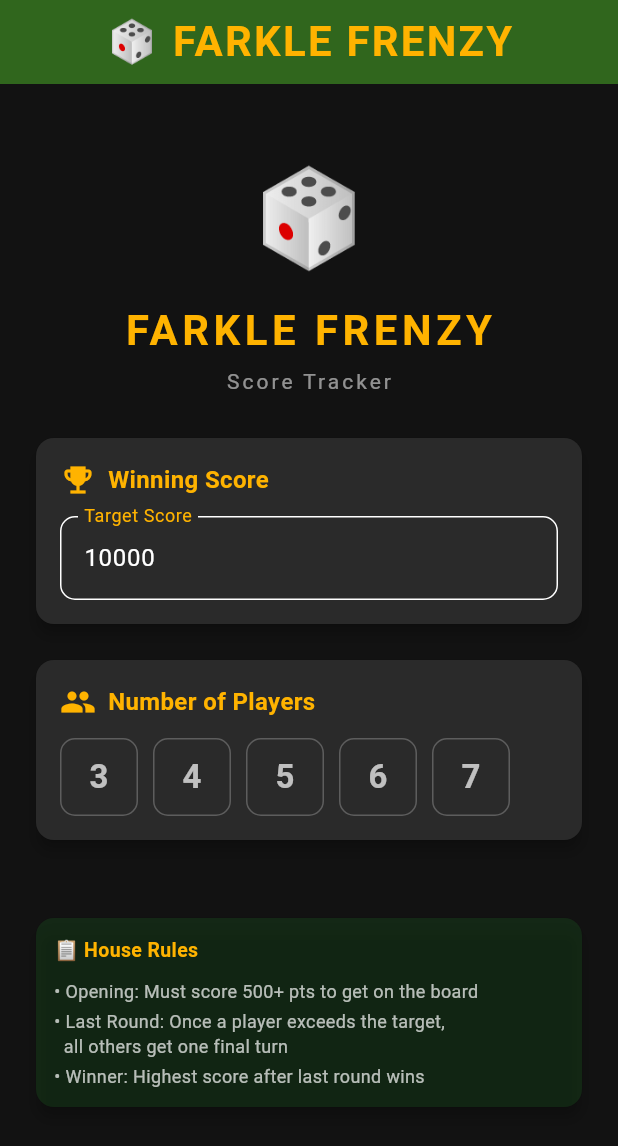
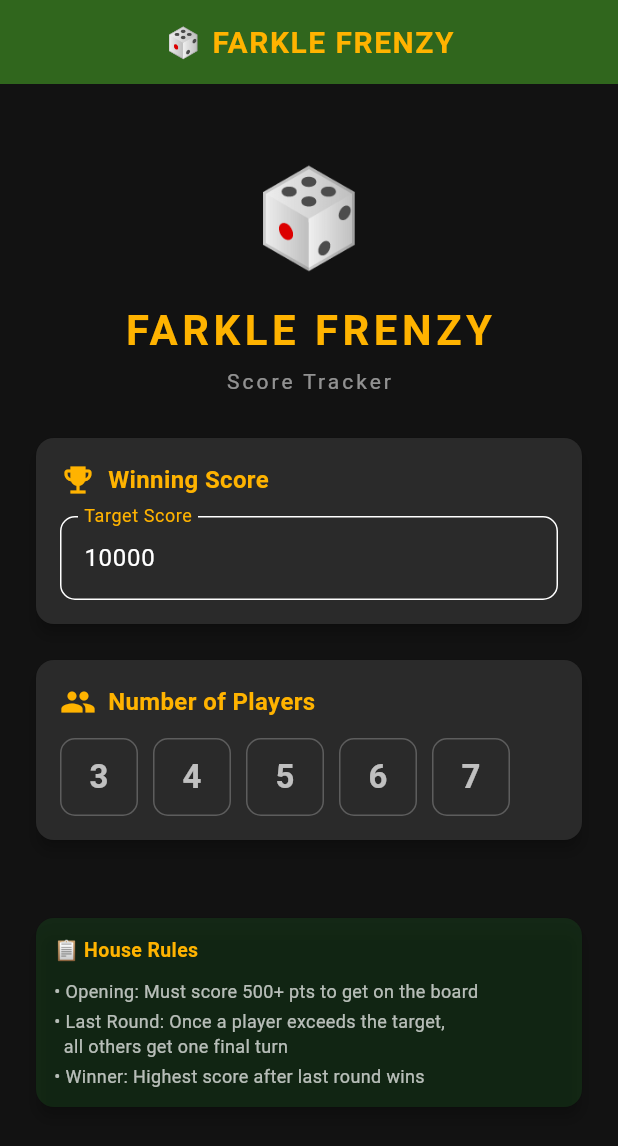
Before and after one commit to Jeppedy/FarkleFrenzy, a Flutter app: the screen it shows after launch, on a phone screen of 412 x 824 dp. Shown: the top 1146 px of the screen. Run offline on Flutter 3.47's test engine with Material 3 defaults, Android fonts, the phone set to English and light mode, and no system bars.

Commit message:
v1.3.5: Fix title bar clipping on mobile — reduce font to 20px

```diff
--- a/lib/screens/game_screen.dart
+++ b/lib/screens/game_screen.dart
@@ -89,7 +89,7 @@ class _GameScreenState extends State<GameScreen>
               onPressed: () => _confirmNewGame(context, game),
             ),
             title: const Text('🎲 FARKLE FRENZY',
-                style: TextStyle(fontSize: 28, fontWeight: FontWeight.bold, letterSpacing: 1.5)),
+                style: TextStyle(fontSize: 20, fontWeight: FontWeight.bold, letterSpacing: 1.0)),
             actions: [
               IconButton(
                 icon: Icon(
--- a/lib/theme/app_theme.dart
+++ b/lib/theme/app_theme.dart
@@ -56,9 +56,9 @@ class AppTheme {
         toolbarHeight: 56,
         titleTextStyle: TextStyle(
           color: accentGold,
-          fontSize: 28,
+          fontSize: 20,
           fontWeight: FontWeight.bold,
-          letterSpacing: 1.5,
+          letterSpacing: 1.0,
         ),
       ),
       inputDecorationTheme: InputDecorationTheme(
```
